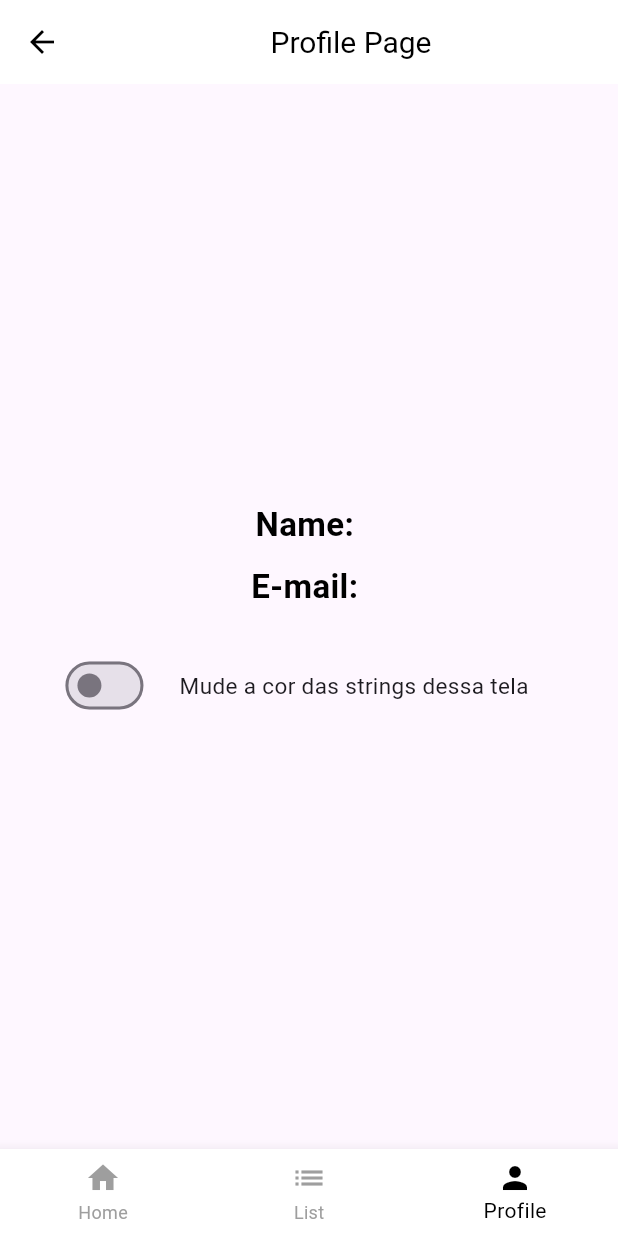
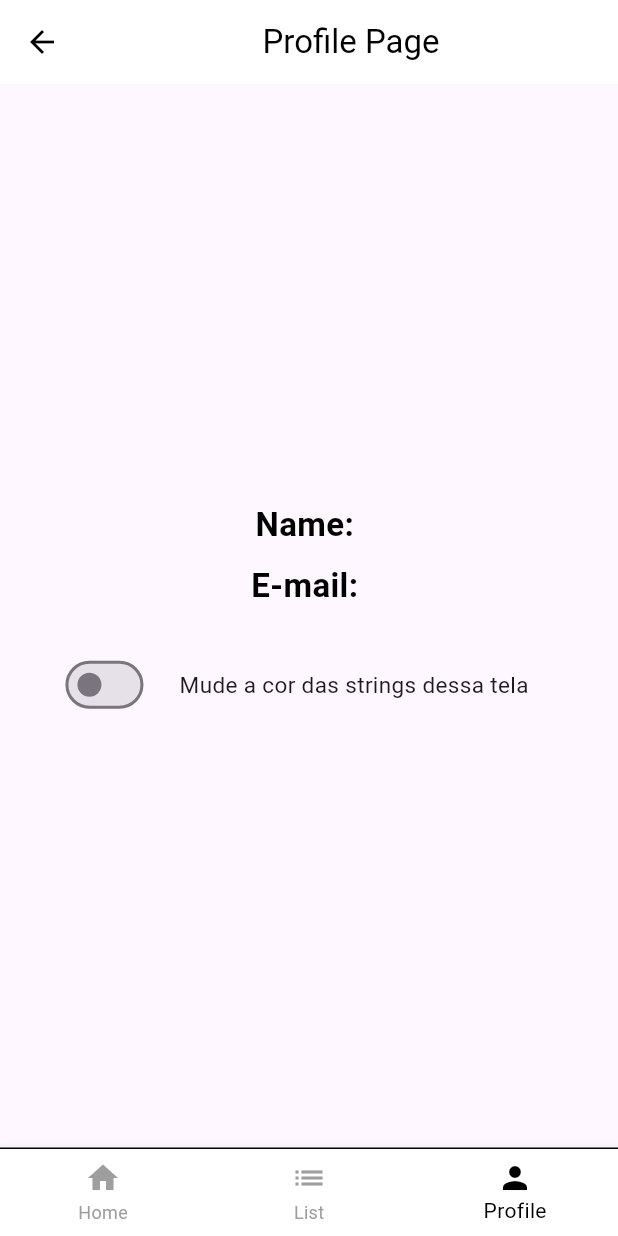
Before and after one commit to arthur-lima-camargos/usingFlutterSharedPreferences, a Flutter app: the MainScreen screen opened by its route, item 3 of the bottom bar chosen, on a phone screen of 412 x 824 dp. Run offline on Flutter 3.47's test engine with Material 3 defaults, Android fonts, the phone set to English and light mode, and no system bars; our stand-ins replace shared_preferences; accounts and stored records are empty.

Commit message:
add: improvements

```diff
--- a/lib/components/bottom_navigation_bar.dart
+++ b/lib/components/bottom_navigation_bar.dart
@@ -12,7 +12,14 @@ class CustomBottomNavigationBar extends StatelessWidget {
 
   @override
   Widget build(BuildContext context) {
-    return BottomNavigationBar(
+    return Container(
+      decoration: const BoxDecoration(
+        border: Border(
+          top: BorderSide(
+              color: Colors.black, width: 1.0), // Linha preta superior
+        ),
+      ),
+      child: BottomNavigationBar(
         currentIndex: currentIndex,
         onTap: onTap,
         backgroundColor: Colors.white,
@@ -32,6 +39,7 @@ class CustomBottomNavigationBar extends StatelessWidget {
             label: 'Profile',
           ),
         ],
+      ),
     );
   }
 }
--- a/lib/screens/create_account.dart
+++ b/lib/screens/create_account.dart
@@ -53,6 +53,7 @@ class _CreateAccountState extends State<CreateAccount> {
           style: TextStyle(color: Colors.black),
         ),
         backgroundColor: Colors.white,
+        centerTitle: true,
         iconTheme: const IconThemeData(color: Colors.black),
         automaticallyImplyLeading: true,
       ),
--- a/lib/screens/list_page.dart
+++ b/lib/screens/list_page.dart
@@ -11,7 +11,7 @@ class ListPage extends StatelessWidget {
         title: const Center(
           child: Text(
             'List Page',
-            style: TextStyle(color: Colors.black, fontSize: 20),
+            style: TextStyle(color: Colors.black),
           ),
         ),
         backgroundColor: Colors.white,
--- a/lib/screens/profile_page.dart
+++ b/lib/screens/profile_page.dart
@@ -47,8 +47,7 @@ class _ProfilePageState extends State<ProfilePage> {
     return Scaffold(
       appBar: AppBar(
         title: const Center(
-          child: Text('Profile Page',
-              style: TextStyle(color: Colors.black, fontSize: 20)),
+          child: Text('Profile Page', style: TextStyle(color: Colors.black)),
         ),
         backgroundColor: Colors.white,
         iconTheme: const IconThemeData(color: Colors.black),
```
Lines whose indentation alone changed are shown as unchanged.
